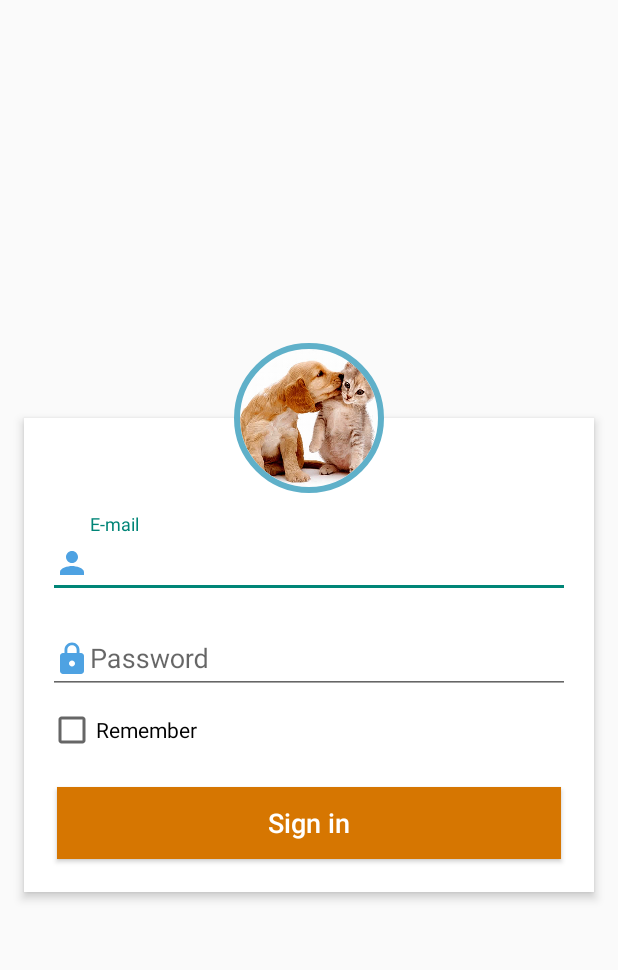
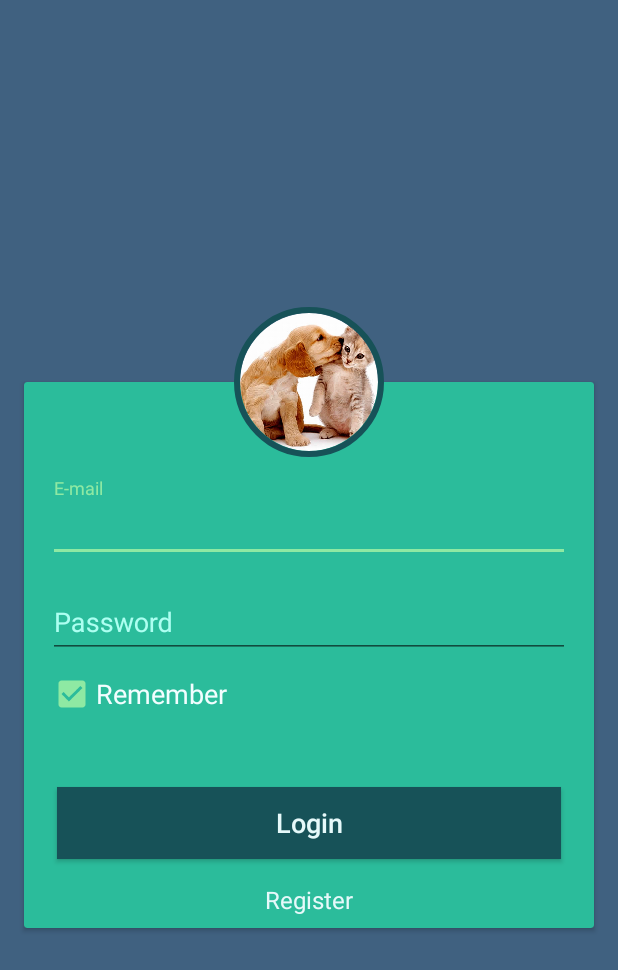
Before and after one commit to chanyaz/Lovedogs, an Android app: the screen it shows after launch (LoginActivity), on a phone screen of 412 x 824 dp. Shown: the top 970 px of the screen. Run offline under Robolectric (Android 15) with nearby library versions, the phone set to English and light mode, and no system bars; our stand-ins replace CircleImageView; 2 statements that could not run were skipped.

Commit message:
Ajustando login

```diff
--- a/app/src/main/AndroidManifest.xml
+++ b/app/src/main/AndroidManifest.xml
@@ -26,8 +26,8 @@
         android:theme="@style/AppTheme">
         <activity
             android:name=".login.view.LoginActivity"
-            android:label="@string/title_activity_login"
-            android:theme="@style/Theme.AppCompat.Light.NoActionBar">
+            android:label="@string/app_name"
+            android:theme="@style/AppTheme.NoActionBar">
             <intent-filter>
                 <action android:name="android.intent.action.MAIN" />
 
--- a/app/src/main/res/layout/activity_login.xml
+++ b/app/src/main/res/layout/activity_login.xml
@@ -1,8 +1,10 @@
 <?xml version="1.0" encoding="utf-8"?>
 <ScrollView xmlns:android="http://schemas.android.com/apk/res/android"
     xmlns:app="http://schemas.android.com/apk/res-auto"
+    xmlns:tools="http://schemas.android.com/tools"
     android:layout_width="match_parent"
     android:layout_height="match_parent"
+    android:background="@color/colorPrimary"
     android:fillViewport="true">
 
     <RelativeLayout xmlns:app="http://schemas.android.com/apk/res-auto"
@@ -11,17 +13,21 @@
         android:gravity="center_vertical"
         android:scrollbarAlwaysDrawVerticalTrack="true">
 
-        <android.support.constraint.ConstraintLayout
+        <android.support.v7.widget.CardView
             android:id="@+id/login_form"
             android:layout_width="match_parent"
             android:layout_height="wrap_content"
             android:layout_marginEnd="@dimen/dimen_16dp"
             android:layout_marginStart="@dimen/dimen_16dp"
             android:layout_marginTop="50dp"
-            android:background="#fff"
+            android:background="#2BBC9B"
             android:elevation="@dimen/dimen_4dp"
-            android:orientation="vertical"
-            android:visibility="visible">
+            android:visibility="visible"
+            app:cardBackgroundColor="#2BBC9B">
+
+            <android.support.constraint.ConstraintLayout
+                android:layout_width="match_parent"
+                android:layout_height="wrap_content">
 
                 <android.support.design.widget.TextInputLayout
                     android:id="@+id/textInputLayout"
@@ -30,6 +36,7 @@
                     android:layout_marginEnd="@dimen/dimen_16dp"
                     android:layout_marginStart="@dimen/dimen_16dp"
                     android:layout_marginTop="64dp"
+                    android:textColorHint="#ADFFF1"
                     app:layout_constraintEnd_toEndOf="parent"
                     app:layout_constraintHorizontal_bias="1.0"
                     app:layout_constraintStart_toStartOf="parent"
@@ -39,10 +46,10 @@
                         android:id="@+id/email"
                         android:layout_width="match_parent"
                         android:layout_height="wrap_content"
-                    android:drawableStart="@drawable/ic_person_black_24dp"
                         android:hint="E-mail"
                         android:inputType="textEmailAddress"
-                    android:singleLine="true" />
+                        android:singleLine="true"
+                        android:textColor="#F2FEFF" />
                 </android.support.design.widget.TextInputLayout>
 
                 <android.support.design.widget.TextInputLayout
@@ -52,6 +59,7 @@
                     android:layout_marginEnd="@dimen/dimen_16dp"
                     android:layout_marginStart="@dimen/dimen_16dp"
                     android:layout_marginTop="8dp"
+                    android:textColorHint="#ADFFF1"
                     app:layout_constraintEnd_toEndOf="parent"
                     app:layout_constraintStart_toStartOf="parent"
                     app:layout_constraintTop_toBottomOf="@+id/textInputLayout">
@@ -61,10 +69,10 @@
                         android:layout_width="match_parent"
                         android:layout_height="wrap_content"
                         android:layout_marginTop="@dimen/dimen_16dp"
-                    android:drawableStart="@drawable/ic_lock_black_24dp"
                         android:hint="Password"
                         android:inputType="numberPassword"
-                    android:singleLine="true" />
+                        android:singleLine="true"
+                        android:textColor="#ADFFF1" />
                 </android.support.design.widget.TextInputLayout>
 
 
@@ -77,10 +85,10 @@
                     android:layout_marginEnd="@dimen/dimen_16dp"
                     android:layout_marginStart="@dimen/dimen_16dp"
                     android:layout_marginTop="8dp"
-                android:background="#d67601"
-                android:text="Sign in"
+                    android:background="#175258"
+                    android:text="Login"
                     android:textAllCaps="false"
-                android:textColor="#fff"
+                    android:textColor="#E6F9FA"
                     android:textSize="18sp"
                     app:layout_constraintBottom_toBottomOf="parent"
                     app:layout_constraintEnd_toEndOf="parent"
@@ -94,24 +102,46 @@
                     android:layout_marginEnd="@dimen/dimen_16dp"
                     android:layout_marginStart="@dimen/dimen_16dp"
                     android:layout_marginTop="8dp"
+                    android:checked="true"
                     android:text="Remember"
+                    android:textSize="18sp"
+                    android:textColor="#F2FEFF"
                     app:layout_constraintEnd_toEndOf="parent"
                     app:layout_constraintHorizontal_bias="0.0"
                     app:layout_constraintStart_toStartOf="parent"
                     app:layout_constraintTop_toBottomOf="@+id/textInputLayout2" />
+
+                <TextView
+                    android:id="@+id/textView"
+                    android:layout_width="0dp"
+                    android:layout_height="wrap_content"
+                    android:layout_marginBottom="8dp"
+                    android:layout_marginEnd="16dp"
+                    android:layout_marginStart="16dp"
+                    android:layout_marginTop="@dimen/dimen_16dp"
+                    android:text="Register"
+                    android:textAlignment="center"
+                    android:textColor="#E6F9FA"
+                    android:textSize="16sp"
+                    app:layout_constraintBottom_toBottomOf="parent"
+                    app:layout_constraintEnd_toEndOf="parent"
+                    app:layout_constraintStart_toStartOf="parent"
+                    app:layout_constraintTop_toBottomOf="@+id/email_sign_in_button" />
             </android.support.constraint.ConstraintLayout>
+        </android.support.v7.widget.CardView>
+
 
         <de.hdodenhof.circleimageview.CircleImageView
             android:id="@+id/user_profile_photo"
             android:layout_width="100dp"
             android:layout_height="100dp"
+            android:layout_alignBottom="@+id/login_progress"
+            android:layout_alignTop="@+id/login_progress"
+            android:layout_centerHorizontal="true"
             android:elevation="4dp"
             android:src="@drawable/animais"
-            app:civ_border_color="#5fb0c9"
-            app:civ_border_width="4dp"
-            android:layout_alignBottom="@+id/login_progress"
-            android:layout_centerHorizontal="true"
-            android:layout_alignTop="@+id/login_progress" />
+            app:civ_border_color="#175258"
+            app:civ_border_width="4dp" />
 
         <ProgressBar
             android:id="@+id/login_progress"
@@ -120,7 +150,7 @@
             android:layout_height="130dp"
             android:layout_alignParentTop="true"
             android:layout_centerHorizontal="true"
-            android:visibility="gone"
-            android:indeterminate="true" />
+            android:indeterminate="true"
+            android:visibility="gone" />
     </RelativeLayout>
 </ScrollView>
--- a/app/src/main/res/values/colors.xml
+++ b/app/src/main/res/values/colors.xml
@@ -1,6 +1,7 @@
 <?xml version="1.0" encoding="utf-8"?>
 <resources>
-    <color name="colorPrimary">#4ea2e2</color>
-    <color name="colorPrimaryDark">#2c7ed0</color>
-    <color name="colorAccent">#FCFCFC</color>
+    <color name="colorPrimary">#406180</color>
+    <color name="colorPrimaryDark">#36546E</color>
+    <color name="colorAccent">#8EE9A3</color>
+    <color name="colorPrimaryText">#fff</color>
 </resources>
--- a/app/src/main/res/values/styles.xml
+++ b/app/src/main/res/values/styles.xml
@@ -8,4 +8,9 @@
         <item name="colorAccent">@color/colorAccent</item>
     </style>
 
+    <style name="AppTheme.NoActionBar">
+        <item name="windowActionBar">false</item>
+        <item name="windowNoTitle">true</item>
+    </style>
+
 </resources>
```
Lines whose indentation alone changed are shown as unchanged.
